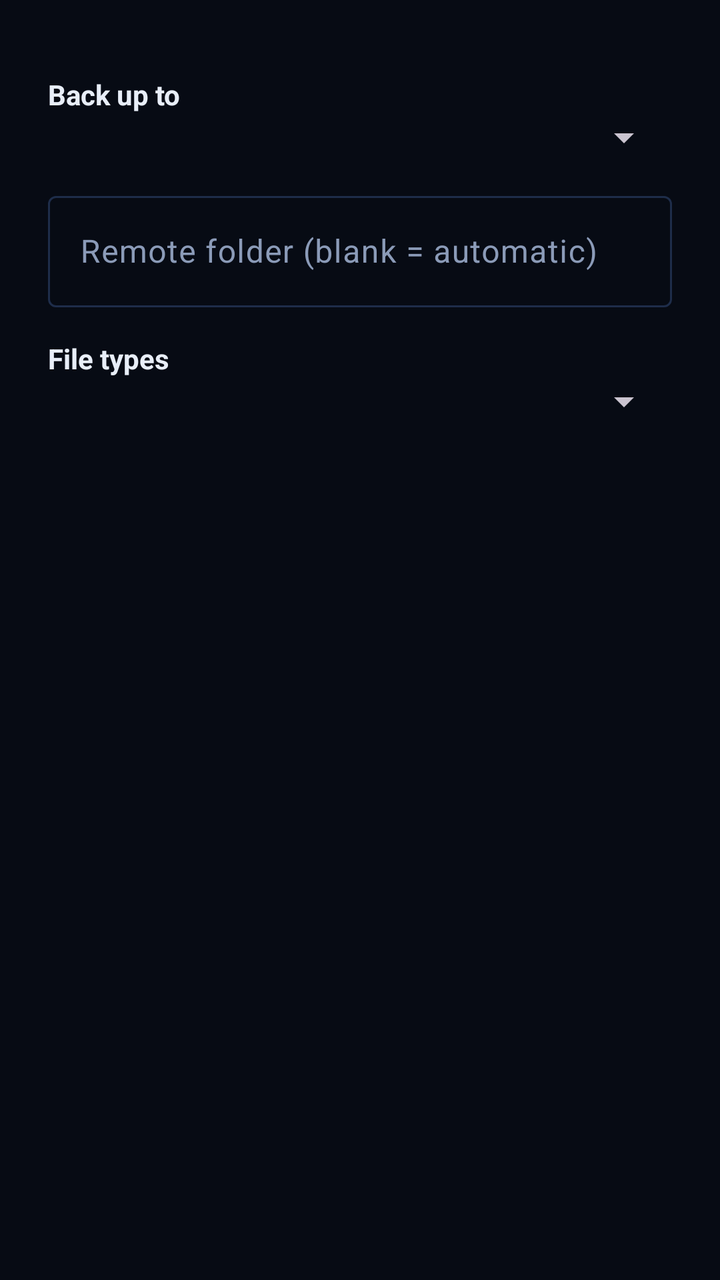
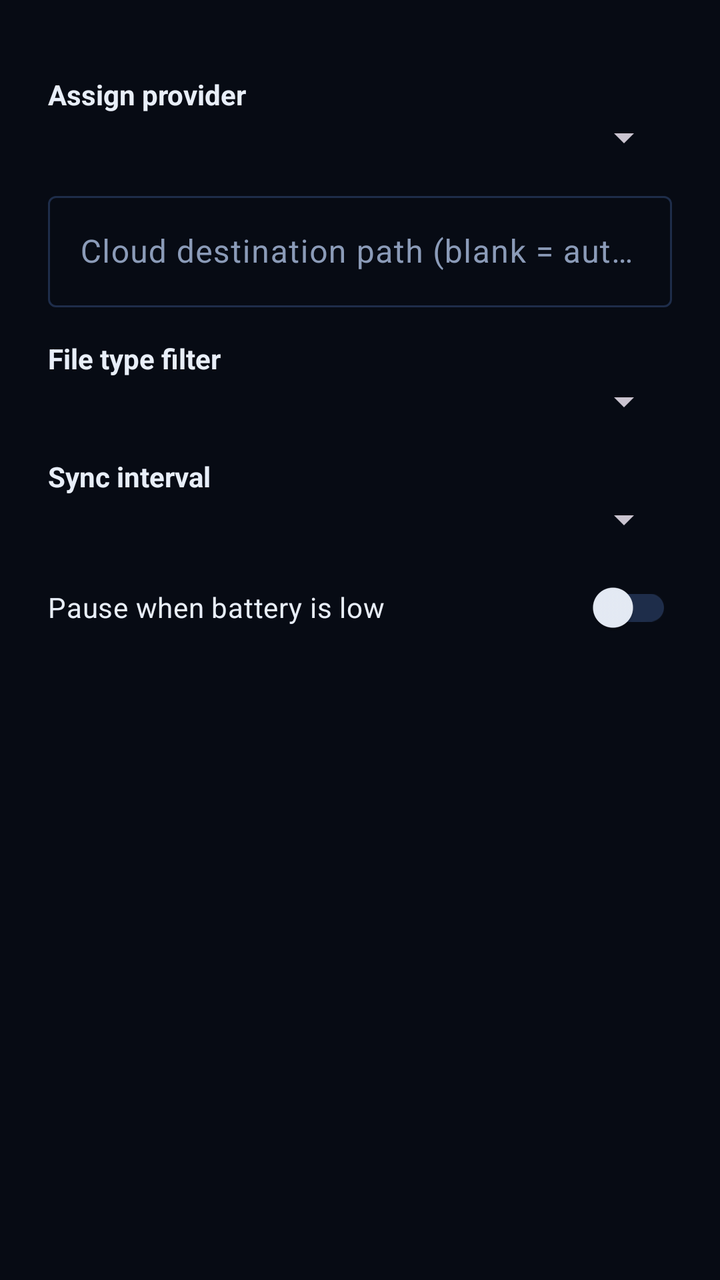

Compare the two renders of this Android layout. The source of the first and the diff that turns it into the second are given below.
<!-- AndroidManifest.xml: application theme Theme.SvnSpace -->
<!-- res/layout/dialog_folder_settings.xml -->
<?xml version="1.0" encoding="utf-8"?>
<ScrollView xmlns:android="http://schemas.android.com/apk/res/android"
    android:layout_width="match_parent"
    android:layout_height="wrap_content">

    <LinearLayout
        android:layout_width="match_parent"
        android:layout_height="wrap_content"
        android:orientation="vertical"
        android:paddingStart="24dp"
        android:paddingEnd="24dp"
        android:paddingTop="8dp">

        <TextView
            android:id="@+id/txt_folder_path"
            android:layout_width="match_parent"
            android:layout_height="wrap_content"
            android:textSize="13sp"
            android:alpha="0.7"
            android:textColor="?attr/colorOnSurface"
            android:paddingBottom="12dp" />

        <TextView
            android:layout_width="match_parent"
            android:layout_height="wrap_content"
            android:text="Back up to"
            android:textStyle="bold"
            android:textColor="?attr/colorOnSurface" />

        <Spinner
            android:id="@+id/spinner_connection"
            android:layout_width="match_parent"
            android:layout_height="wrap_content"
            android:layout_marginBottom="4dp" />

        <TextView
            android:id="@+id/txt_no_connections"
            android:layout_width="match_parent"
            android:layout_height="wrap_content"
            android:text="No cloud connections yet. Add one in Settings → Add connection, then come back here."
            android:textColor="?attr/colorOnSurface"
            android:alpha="0.8"
            android:visibility="gone"
            android:paddingBottom="8dp" />

        <com.google.android.material.textfield.TextInputLayout
            android:layout_width="match_parent"
            android:layout_height="wrap_content"
            android:layout_marginTop="8dp"
            android:hint="Remote folder (blank = automatic)">
            <com.google.android.material.textfield.TextInputEditText
                android:id="@+id/edit_remote_path"
                android:layout_width="match_parent"
                android:layout_height="wrap_content"
                android:inputType="textUri" />
        </com.google.android.material.textfield.TextInputLayout>

        <TextView
            android:layout_width="match_parent"
            android:layout_height="wrap_content"
            android:layout_marginTop="16dp"
            android:text="File types"
            android:textStyle="bold"
            android:textColor="?attr/colorOnSurface" />

        <Spinner
            android:id="@+id/spinner_filter"
            android:layout_width="match_parent"
            android:layout_height="wrap_content" />

        <com.google.android.material.textfield.TextInputLayout
            android:id="@+id/layout_extensions"
            android:layout_width="match_parent"
            android:layout_height="wrap_content"
            android:layout_marginTop="8dp"
            android:hint="Extensions, comma separated (e.g. pdf, zip, apk)"
            android:visibility="gone">
            <com.google.android.material.textfield.TextInputEditText
                android:id="@+id/edit_extensions"
                android:layout_width="match_parent"
                android:layout_height="wrap_content"
                android:inputType="text" />
        </com.google.android.material.textfield.TextInputLayout>

    </LinearLayout>
</ScrollView>
<!-- resources referenced by this layout -->
<resources>
  <style name="Theme.SvnSpace" parent="Theme.Material3.Dark.NoActionBar">
          <item name="colorPrimary">@color/svn_cyan</item>
          <item name="colorOnPrimary">@color/void_black</item>
          <item name="colorPrimaryContainer">@color/svn_card_elevated</item>
          <item name="colorOnPrimaryContainer">@color/svn_text</item>
          <item name="colorSecondary">@color/svn_purple</item>
          <item name="colorOnSecondary">@color/white</item>
          <item name="colorSurface">@color/svn_surface</item>
          <item name="colorOnSurface">@color/svn_text</item>
          <item name="colorSurfaceVariant">@color/svn_card</item>
          <item name="colorOnSurfaceVariant">@color/svn_text_secondary</item>
          <item name="colorOutline">@color/svn_stroke</item>
          <item name="android:colorBackground">@color/svn_bg</item>
          <item name="colorOnBackground">@color/svn_text</item>
          <item name="android:statusBarColor">@color/svn_bg</item>
          <item name="android:navigationBarColor">@color/svn_bg</item>
          <item name="android:windowBackground">@color/svn_bg</item>
          <item name="android:windowLightStatusBar">false</item>
      </style>
  <color name="svn_cyan">#25C8F5</color>
  <color name="void_black">#070B14</color>
  <color name="svn_card_elevated">#182440</color>
  <color name="svn_text">#E8EEF8</color>
  <color name="svn_purple">#7B5CFF</color>
  <color name="white">#FFFFFFFF</color>
  <color name="svn_surface">#0D1526</color>
  <color name="svn_card">#121C31</color>
  <color name="svn_text_secondary">#8B9BB8</color>
  <color name="svn_stroke">#1E2D4A</color>
  <color name="svn_bg">#070B14</color>
</resources>

<!-- the commit's change to res/layout/dialog_folder_settings.xml (unified diff, before → after) -->
@@ -23,7 +23,7 @@
         <TextView
             android:layout_width="match_parent"
             android:layout_height="wrap_content"
-            android:text="Back up to"
+            android:text="Assign provider"
             android:textStyle="bold"
             android:textColor="?attr/colorOnSurface" />
 
@@ -47,7 +47,7 @@
             android:layout_width="match_parent"
             android:layout_height="wrap_content"
             android:layout_marginTop="8dp"
-            android:hint="Remote folder (blank = automatic)">
+            android:hint="Cloud destination path (blank = automatic)">
             <com.google.android.material.textfield.TextInputEditText
                 android:id="@+id/edit_remote_path"
                 android:layout_width="match_parent"
@@ -59,7 +59,7 @@
             android:layout_width="match_parent"
             android:layout_height="wrap_content"
             android:layout_marginTop="16dp"
-            android:text="File types"
+            android:text="File type filter"
             android:textStyle="bold"
             android:textColor="?attr/colorOnSurface" />
 
@@ -82,5 +82,27 @@
                 android:inputType="text" />
         </com.google.android.material.textfield.TextInputLayout>
 
+        <TextView
+            android:layout_width="match_parent"
+            android:layout_height="wrap_content"
+            android:layout_marginTop="16dp"
+            android:text="Sync interval"
+            android:textStyle="bold"
+            android:textColor="?attr/colorOnSurface" />
+
+        <Spinner
+            android:id="@+id/spinner_interval"
+            android:layout_width="match_parent"
+            android:layout_height="wrap_content" />
+
+        <com.google.android.material.switchmaterial.SwitchMaterial
+            android:id="@+id/switch_low_battery"
+            android:layout_width="match_parent"
+            android:layout_height="wrap_content"
+            android:layout_marginTop="8dp"
+            android:layout_marginBottom="8dp"
+            android:text="Pause when battery is low"
+            android:textColor="?attr/colorOnSurface" />
+
     </LinearLayout>
 </ScrollView>
